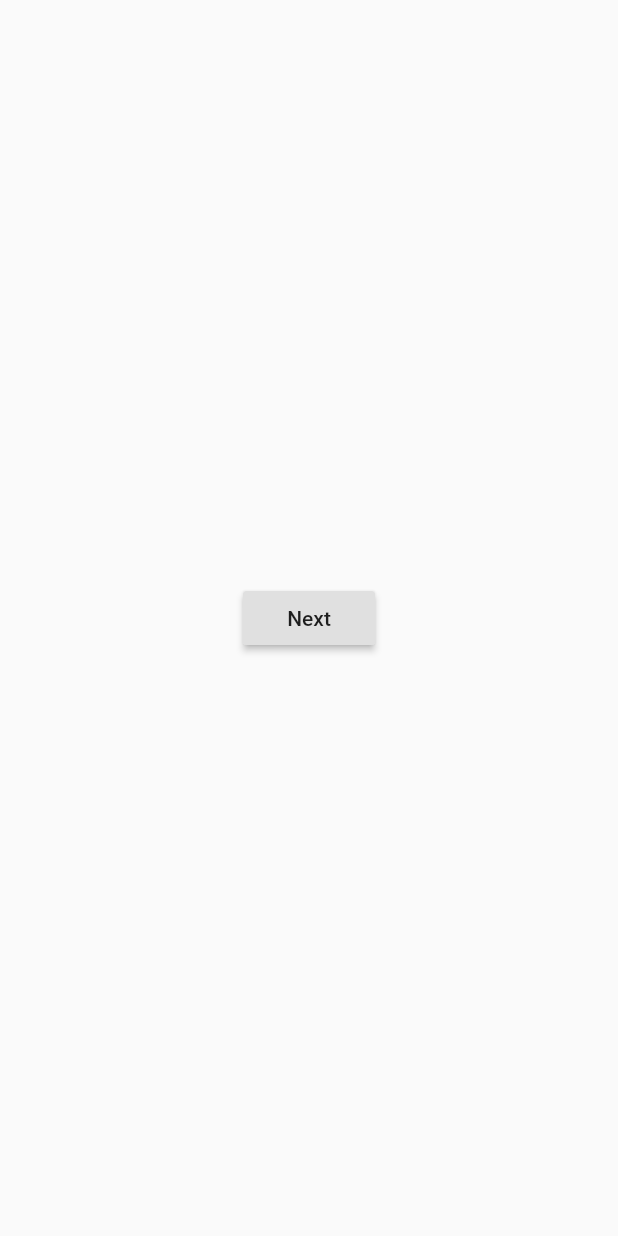
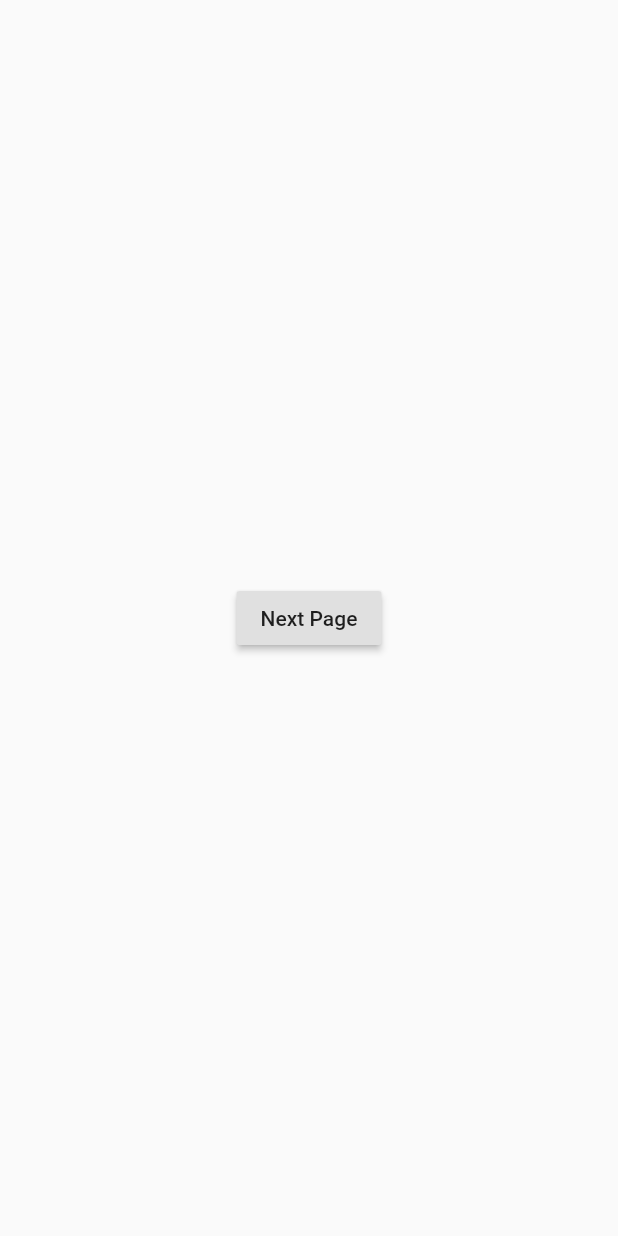
Before and after one commit to vijayinyoutube/slider, a Flutter app: the screen it shows after launch, on a phone screen of 412 x 824 dp. Run offline on Flutter 3.47's test engine with Material 2 defaults, Android fonts, the phone set to English and light mode, and no system bars.

Commit message:
Initial Commit | Build ✔

```diff
--- a/lib/page1.dart
+++ b/lib/page1.dart
@@ -22,7 +22,7 @@ class _PageClassState extends State<PageClass> {
               ),
             );
           },
-          child: Text("Next"),
+          child: Text("Next Page"),
         ),
       ),
     );
```
